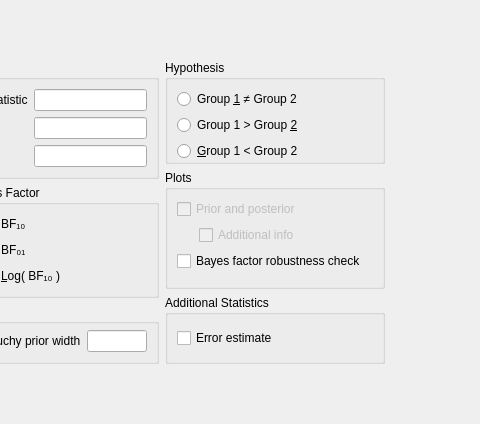
Old version of the form JASP-Desktop/analysisforms/bffromtindependentsamplesform.ui in the repository jasp-stats/jasp-desktop; both pictures show x 126 to 606 and y 0 to 424 of the 606 by 868 pixel window.
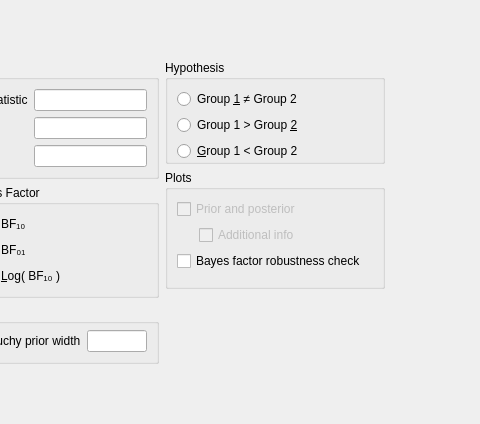
New version of the form. Custom widgets are drawn as their Qt base class.

```diff
--- a/JASP-Desktop/analysisforms/bffromtindependentsamplesform.ui
+++ b/JASP-Desktop/analysisforms/bffromtindependentsamplesform.ui
@@ -320,39 +320,17 @@
           </widget>
          </item>
          <item row="4" column="0">
-          <widget class="GroupBox" name="groupBox_7">
-           <property name="title">
-            <string>Additional Statistics</string>
-           </property>
-           <layout class="QGridLayout" name="gridLayout_3">
-            <item row="0" column="0" colspan="2">
-             <widget class="BoundCheckBox" name="errorEstimate">
-              <property name="sizePolicy">
-               <sizepolicy hsizetype="Fixed" vsizetype="Fixed">
-                <horstretch>0</horstretch>
-                <verstretch>0</verstretch>
-               </sizepolicy>
-              </property>
-              <property name="text">
-               <string>Error estimate</string>
-              </property>
-             </widget>
-            </item>
-            <item row="0" column="2">
-             <spacer name="horizontalSpacer_2">
+          <spacer name="verticalSpacer">
               <property name="orientation">
-               <enum>Qt::Horizontal</enum>
+            <enum>Qt::Vertical</enum>
               </property>
               <property name="sizeHint" stdset="0">
                <size>
-                <width>40</width>
-                <height>20</height>
+             <width>20</width>
+             <height>40</height>
                </size>
               </property>
              </spacer>
-            </item>
-           </layout>
-          </widget>
          </item>
          <item row="3" column="0">
           <widget class="GroupBox" name="plotsGroup">
```
Lines whose indentation alone changed are shown as unchanged.
